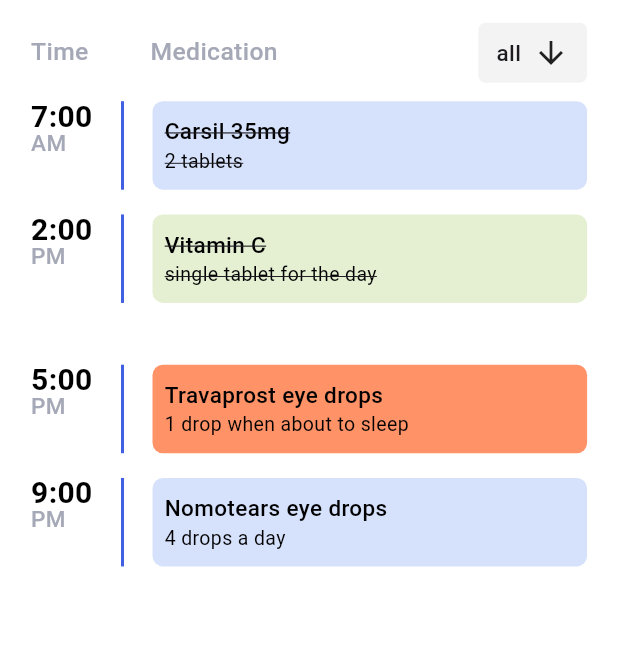
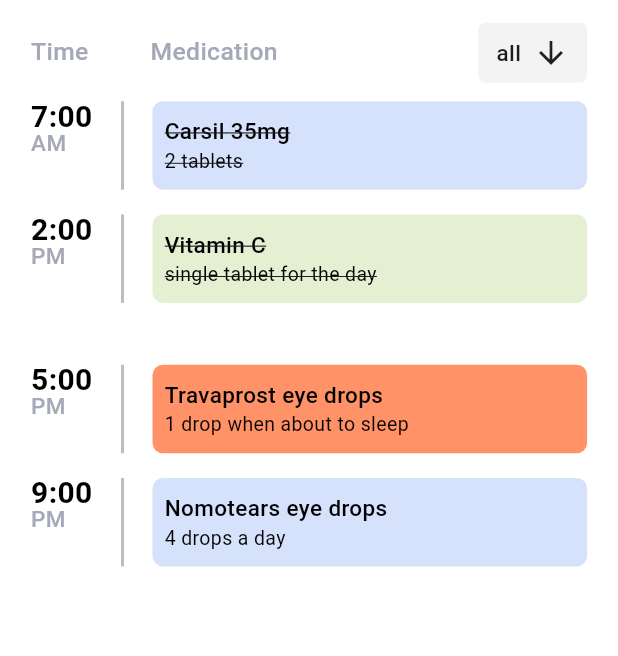
Before and after one commit to free-man11/Flutter-Projects, a Flutter app: the Homepage screen opened by its route, on a phone screen of 412 x 824 dp. Shown: the part 344-1000 px from the top of the screen. Run offline on Flutter 3.47's test engine with Material 3 defaults, Android fonts, the phone set to English and light mode, and no system bars; drawn by our look-alikes of google_nav_bar; our stand-ins replace animated_splash_screen, cached_network_image, flutter_staggered_animations, flutter_tabler_icons, google_fonts, lottie and 3 more; Roboto replaces fonts that are missing (Poppins).

Commit message:
i changed this

```diff
--- a/mediloop/lib/widgets/home_ReminderCard.dart
+++ b/mediloop/lib/widgets/home_ReminderCard.dart
@@ -59,7 +59,7 @@
           height: 59, // Match the height of the container
 
           child: VerticalDivider(
-            color: Color(0xFF405FE3),
+            color: Colors.grey.shade400,
             // Set divider color
             thickness: 2, // Set the thickness of the divider
             width: 20, // Space between the divider and the text
```
